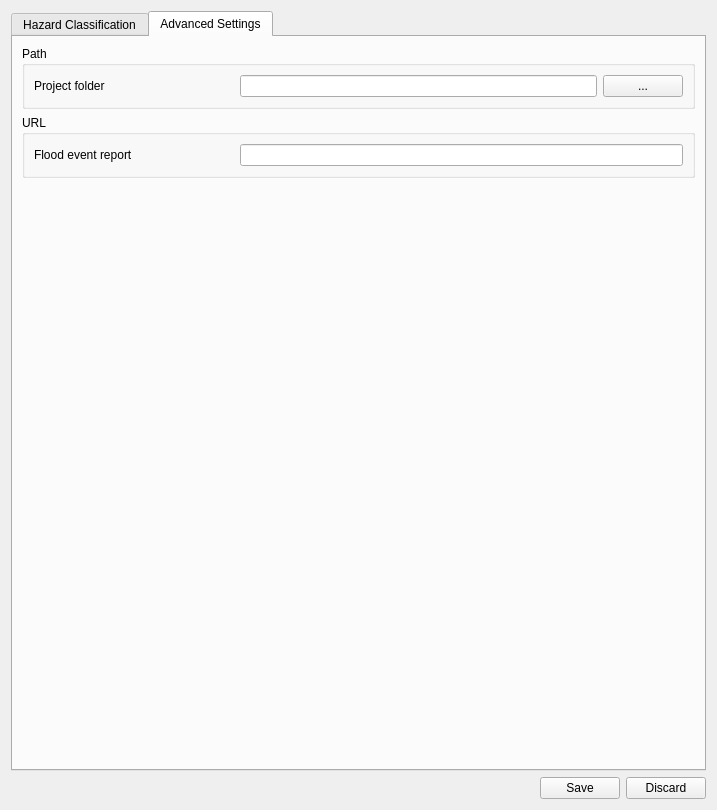
First picture: the form in safe/gui/ui/dala_configuration_dialog_base.ui, repository mf4dl1/jaksafe, before the edit.
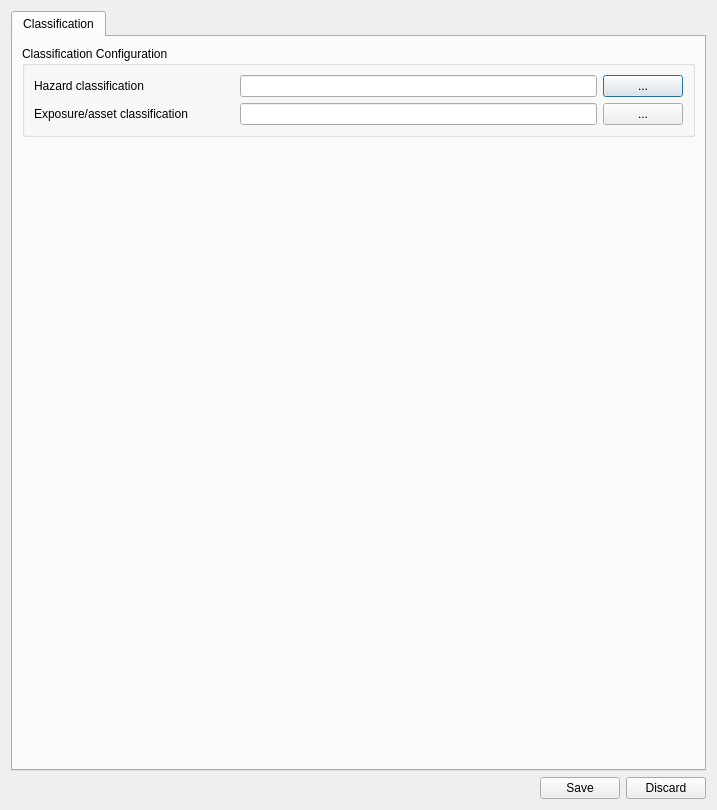
Second picture: the form after the edit.

Commit message:
Simplify DaLA Configuration Dialog
- Remove advanced settings tab that consists of project folder path and
flood event report URL
- Add capability to determine exposure/asset classification file path

```diff
--- a/safe/gui/ui/dala_configuration_dialog_base.ui
+++ b/safe/gui/ui/dala_configuration_dialog_base.ui
@@ -20,88 +20,68 @@
       <enum>QTabWidget::North</enum>
      </property>
      <property name="currentIndex">
-      <number>1</number>
+      <number>0</number>
      </property>
-     <widget class="QWidget" name="hazardClassificationTab">
+     <widget class="QWidget" name="classificationTab">
       <attribute name="title">
-       <string>Hazard Classification</string>
+       <string>Classification</string>
       </attribute>
       <layout class="QVBoxLayout" name="verticalLayout_3">
        <item>
-        <widget class="QGroupBox" name="subsectorClassificationGroupBox">
+        <widget class="QGroupBox" name="classificationConfigurationGroupBox">
          <property name="title">
-          <string>Subsector Classification</string>
+          <string>Classification Configuration</string>
          </property>
          <layout class="QVBoxLayout" name="verticalLayout">
-          <item>
-           <widget class="QTableWidget" name="subsectorClassificationTableWidget">
-            <column>
-             <property name="text">
-              <string>Class</string>
-             </property>
-            </column>
-            <column>
-             <property name="text">
-              <string>Depth Min</string>
-             </property>
-            </column>
-            <column>
-             <property name="text">
-              <string>Depth Max</string>
-             </property>
-            </column>
-            <column>
-             <property name="text">
-              <string>Duration Min</string>
-             </property>
-            </column>
-            <column>
-             <property name="text">
-              <string>Duration Max</string>
-             </property>
-            </column>
-           </widget>
-          </item>
           <item>
            <layout class="QHBoxLayout" name="horizontalLayout_3">
             <item>
-             <widget class="QLabel" name="subsectorClassificationFilePathLabel">
+             <widget class="QLabel" name="hazardClassificationFilePathLabel">
+              <property name="minimumSize">
+               <size>
+                <width>200</width>
+                <height>0</height>
+               </size>
+              </property>
               <property name="text">
-               <string>File path</string>
+               <string>Hazard classification</string>
               </property>
              </widget>
             </item>
             <item>
-             <widget class="QLineEdit" name="subsectorClassificationFilePathLineEdit"/>
+             <widget class="QLineEdit" name="hazardClassificationFilePathLineEdit"/>
+            </item>
+            <item>
+             <widget class="QPushButton" name="hazardClassificationFilePathPushButton">
+              <property name="text">
+               <string>...</string>
+              </property>
+             </widget>
             </item>
            </layout>
           </item>
           <item>
-           <layout class="QHBoxLayout" name="horizontalLayout_2">
+           <layout class="QHBoxLayout" name="horizontalLayout_4">
             <item>
-             <spacer name="horizontalSpacer_2">
-              <property name="orientation">
-               <enum>Qt::Horizontal</enum>
-              </property>
-              <property name="sizeHint" stdset="0">
+             <widget class="QLabel" name="assetClassificationFilePathLabel">
+              <property name="minimumSize">
                <size>
-                <width>40</width>
-                <height>20</height>
+                <width>200</width>
+                <height>0</height>
                </size>
               </property>
-             </spacer>
-            </item>
-            <item>
-             <widget class="QPushButton" name="subsectorClassificationUploadCsvPushButton">
               <property name="text">
-               <string>Upload CSV</string>
+               <string>Exposure/asset classification</string>
               </property>
              </widget>
             </item>
             <item>
-             <widget class="QPushButton" name="subsectorClassificationSavePushButton">
+             <widget class="QLineEdit" name="assetClassificationFilePathLineEdit"/>
+            </item>
+            <item>
+             <widget class="QPushButton" name="assetClassificationFilePathPushButton">
               <property name="text">
-               <string>Save</string>
+               <string>...</string>
               </property>
              </widget>
             </item>
@@ -125,91 +105,6 @@
        </item>
       </layout>
      </widget>
-     <widget class="QWidget" name="advancedSettingsTab">
-      <attribute name="title">
-       <string>Advanced Settings</string>
-      </attribute>
-      <layout class="QVBoxLayout" name="verticalLayout_4">
-       <item>
-        <widget class="QGroupBox" name="pathGroupBox">
-         <property name="title">
-          <string>Path</string>
-         </property>
-         <layout class="QVBoxLayout" name="verticalLayout_7">
-          <item>
-           <layout class="QHBoxLayout" name="horizontalLayout_14">
-            <item>
-             <widget class="QLabel" name="projectFolderPathLabel">
-              <property name="minimumSize">
-               <size>
-                <width>200</width>
-                <height>0</height>
-               </size>
-              </property>
-              <property name="text">
-               <string>Project folder</string>
-              </property>
-             </widget>
-            </item>
-            <item>
-             <widget class="QLineEdit" name="projectFolderPathLineEdit"/>
-            </item>
-            <item>
-             <widget class="QPushButton" name="projectFolderBrowsePathPushButton">
-              <property name="text">
-               <string>...</string>
-              </property>
-             </widget>
-            </item>
-           </layout>
-          </item>
-         </layout>
-        </widget>
-       </item>
-       <item>
-        <widget class="QGroupBox" name="urlGroupBox">
-         <property name="title">
-          <string>URL</string>
-         </property>
-         <layout class="QVBoxLayout" name="verticalLayout_10">
-          <item>
-           <layout class="QHBoxLayout" name="horizontalLayout_24">
-            <item>
-             <widget class="QLabel" name="floodEventReportUrlLabel">
-              <property name="minimumSize">
-               <size>
-                <width>200</width>
-                <height>0</height>
-               </size>
-              </property>
-              <property name="text">
-               <string>Flood event report</string>
-              </property>
-             </widget>
-            </item>
-            <item>
-             <widget class="QLineEdit" name="floodEventReportUrlLineEdit"/>
-            </item>
-           </layout>
-          </item>
-         </layout>
-        </widget>
-       </item>
-       <item>
-        <spacer name="verticalSpacer_2">
-         <property name="orientation">
-          <enum>Qt::Vertical</enum>
-         </property>
-         <property name="sizeHint" stdset="0">
-          <size>
-           <width>20</width>
-           <height>40</height>
-          </size>
-         </property>
-        </spacer>
-       </item>
-      </layout>
-     </widget>
     </widget>
    </item>
    <item>
```
